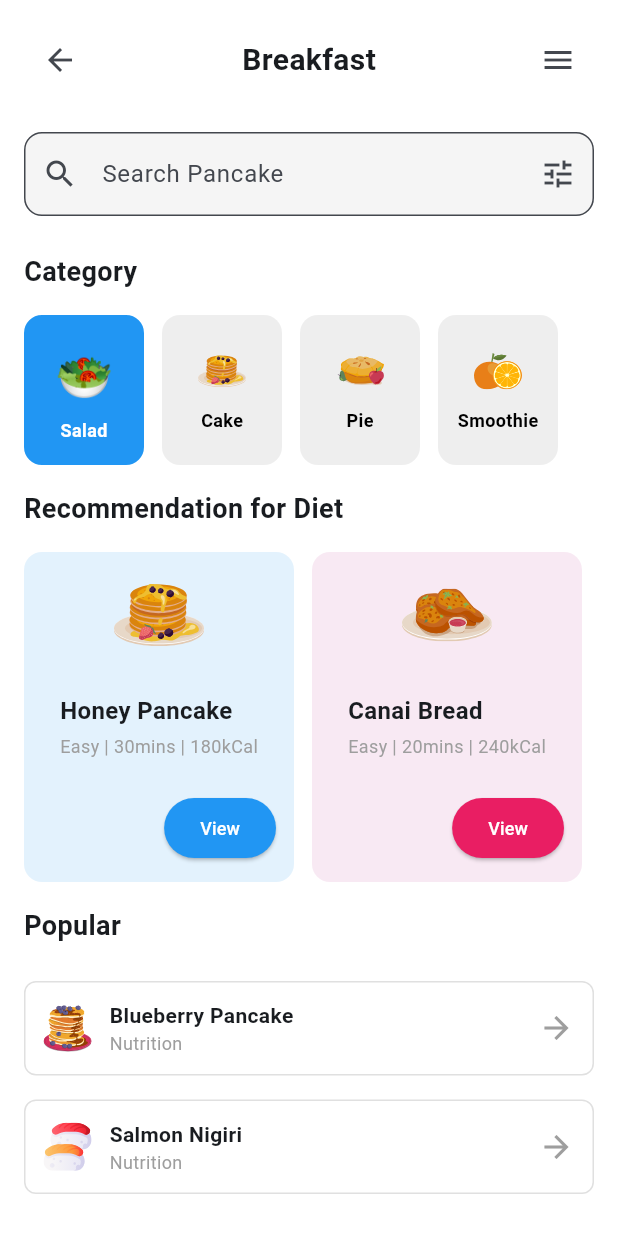
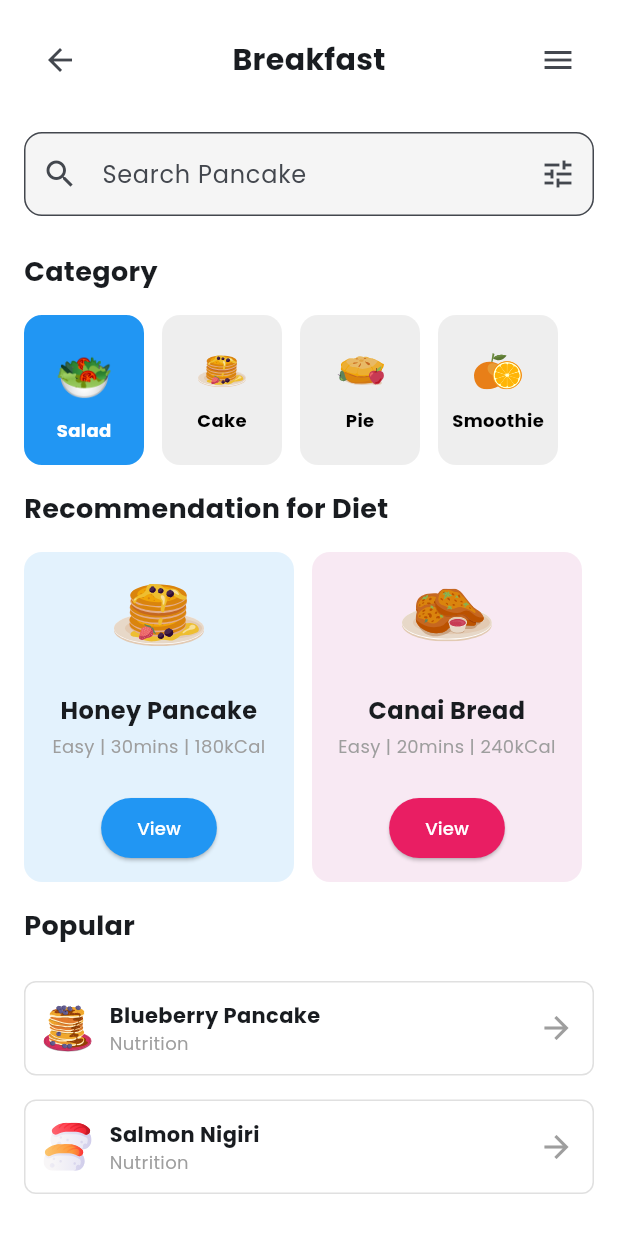
Before and after one commit to SemiAutomat1c/FlutterApp_1, a Flutter app: the screen it shows after launch, on a phone screen of 412 x 824 dp. Shown: the top 1233 px of the screen. Run offline on Flutter 3.47's test engine with Material 3 defaults, Android fonts, the phone set to English and light mode, and no system bars; our stand-ins replace flutter_svg.

Commit message:
fix: center recommendation card content and buttons
- Center image, title, details text in recommendation cards
- Center the View buttons at the bottom
- Add text alignment for better visual consistency
- Update font declarations in pubspec.yaml for proper Poppins font usage

```diff
--- a/lib/main.dart
+++ b/lib/main.dart
@@ -280,21 +280,22 @@ class _RecommendationCard extends StatelessWidget {
             ),
           ),
           Column(
-            crossAxisAlignment: CrossAxisAlignment.start,
+            crossAxisAlignment: CrossAxisAlignment.center,
             children: [
               Text(
                 title,
                 style: const TextStyle(fontSize: 16, fontWeight: FontWeight.bold),
+                textAlign: TextAlign.center,
               ),
               const SizedBox(height: 4),
               Text(
                 details,
                 style: const TextStyle(fontSize: 12, color: Colors.grey),
+                textAlign: TextAlign.center,
               ),
             ],
           ),
-          Align(
-            alignment: Alignment.bottomRight,
+          Center(
             child: ElevatedButton(
               style: ElevatedButton.styleFrom(backgroundColor: buttonColor),
               onPressed: () {},
```
Also changed, not shown: pubspec.yaml (+10 -0 lines).
